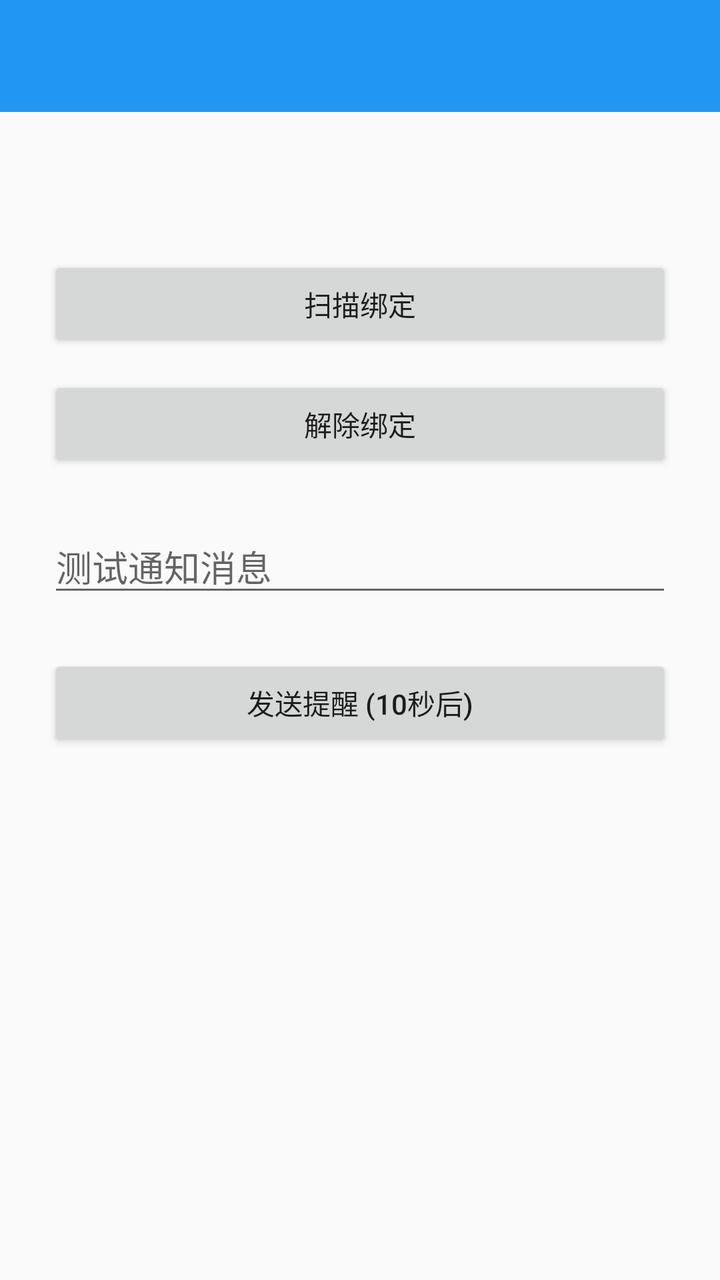
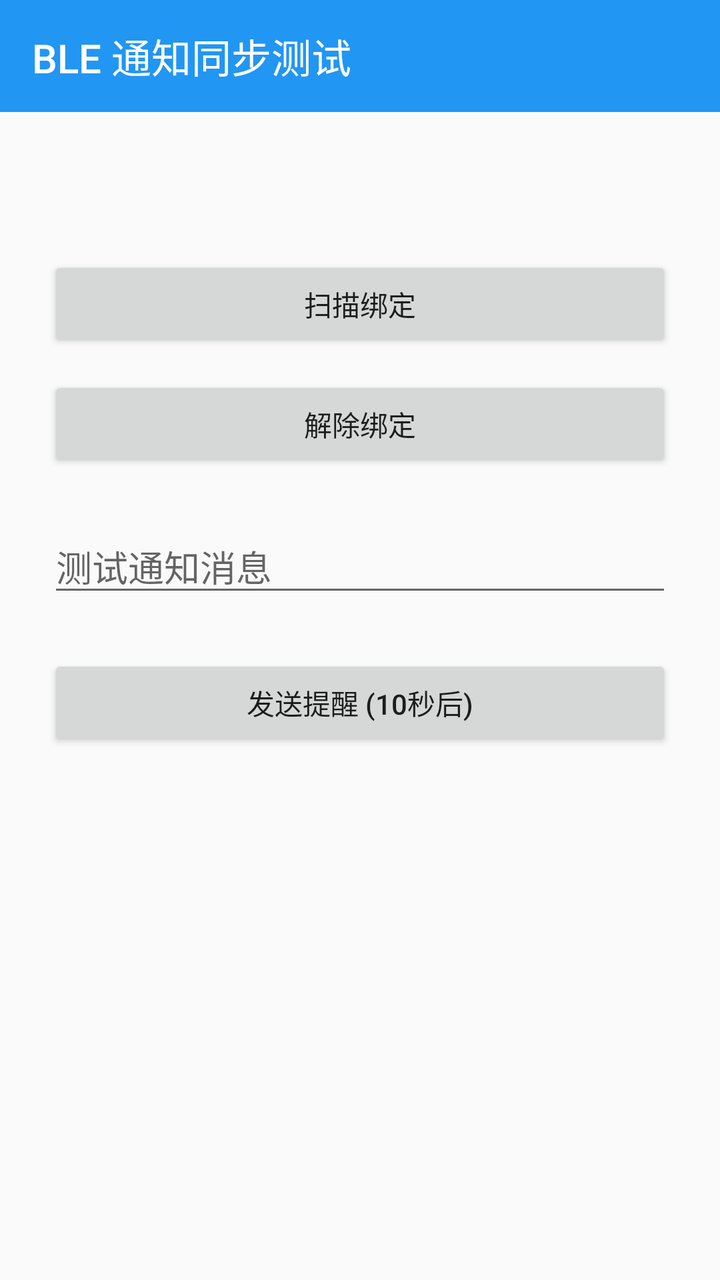

An Android layout rendered at two revisions. The XML below is the earlier revision; the diff shows what the commit changed to produce the second picture.
<!-- AndroidManifest.xml: application theme Theme.Demo -->
<!-- res/layout/activity_main.xml -->
<?xml version="1.0" encoding="utf-8"?>
<LinearLayout xmlns:android="http://schemas.android.com/apk/res/android"
    xmlns:app="http://schemas.android.com/apk/res-auto"
    android:layout_width="match_parent"
    android:layout_height="match_parent"
    android:orientation="vertical">

    <androidx.appcompat.widget.Toolbar
        android:id="@+id/toolbar"
        android:layout_width="match_parent"
        android:layout_height="?attr/actionBarSize"
        android:background="?attr/colorPrimary"
        android:theme="@style/ThemeOverlay.AppCompat.Dark.ActionBar"
        app:titleTextAppearance="@style/ToolbarTitle" />

    <ScrollView
        android:layout_width="match_parent"
        android:layout_height="0dp"
        android:layout_weight="1"
        android:fillViewport="true">

        <LinearLayout
            android:layout_width="match_parent"
            android:layout_height="wrap_content"
            android:gravity="center_horizontal"
            android:orientation="vertical"
            android:padding="24dp">

            <Space
                android:layout_width="match_parent"
                android:layout_height="48dp" />

            <Button
                android:id="@+id/btn_scan_pair"
                android:layout_width="match_parent"
                android:layout_height="wrap_content"
                android:text="@string/s_scan_pair" />

            <Space
                android:layout_width="match_parent"
                android:layout_height="12dp" />

            <Button
                android:id="@+id/btn_unpair"
                android:layout_width="match_parent"
                android:layout_height="wrap_content"
                android:text="@string/s_unpair" />

            <Space
                android:layout_width="match_parent"
                android:layout_height="24dp" />

            <EditText
                android:id="@+id/et_message"
                android:layout_width="match_parent"
                android:layout_height="wrap_content"
                android:hint="@string/s_default_text"
                android:inputType="text" />

            <Space
                android:layout_width="match_parent"
                android:layout_height="24dp" />

            <Button
                android:id="@+id/btn_send"
                android:layout_width="match_parent"
                android:layout_height="wrap_content"
                android:text="@string/s_send_reminder" />

        </LinearLayout>
    </ScrollView>
</LinearLayout>
<!-- resources referenced by this layout -->
<resources>
  <string name="s_default_text">测试通知消息</string>
  <string name="s_scan_pair">扫描绑定</string>
  <string name="s_send_reminder">发送提醒 (10秒后)</string>
  <string name="s_unpair">解除绑定</string>
  <style name="ToolbarTitle" parent="TextAppearance.AppCompat.Widget.ActionBar.Title">
          <item name="android:textColor">@android:color/white</item>
      </style>
  <style name="Theme.Demo" parent="Theme.AppCompat.Light.NoActionBar">
          <item name="colorPrimary">@color/color_primary</item>
          <item name="colorPrimaryDark">@color/color_primary_dark</item>
          <item name="colorAccent">@color/color_accent</item>
      </style>
  <color name="color_primary">#2196F3</color>
  <color name="color_primary_dark">#1976D2</color>
  <color name="color_accent">#FF9800</color>
</resources>

<!-- the commit's change to res/layout/activity_main.xml (unified diff, before → after) -->
@@ -11,6 +11,7 @@
         android:layout_height="?attr/actionBarSize"
         android:background="?attr/colorPrimary"
         android:theme="@style/ThemeOverlay.AppCompat.Dark.ActionBar"
+        app:title="@string/s_app_name"
         app:titleTextAppearance="@style/ToolbarTitle" />
 
     <ScrollView
<!-- resource entries referenced after the edit -->
@@ -1,5 +1,6 @@
 <!-- resources referenced by this layout -->
 <resources>
+  <string name="s_app_name">BLE 通知同步测试</string>
   <string name="s_default_text">测试通知消息</string>
   <string name="s_scan_pair">扫描绑定</string>
   <string name="s_send_reminder">发送提醒 (10秒后)</string>
